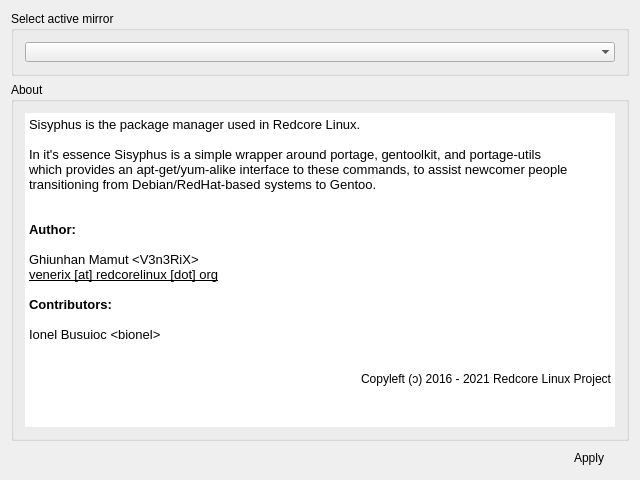
Before: the Qt Designer form src/frontend/gui/ui/mirrorcfg.ui in redcorelinux/sisyphus, drawn with Qt 5.
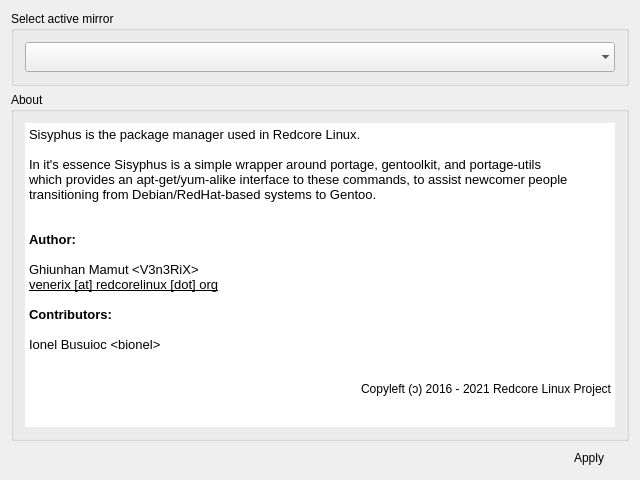
After: the same form once the commit is applied. Icons and pictures are not drawn.

Commit message: adjust some widget sizes to be uniform across the board

Patch:
```diff
--- a/src/frontend/gui/ui/mirrorcfg.ui
+++ b/src/frontend/gui/ui/mirrorcfg.ui
@@ -36,12 +36,30 @@
    <layout class="QVBoxLayout" name="verticalLayout">
     <item>
      <widget class="QGroupBox" name="mirrorGroupBox">
+      <property name="minimumSize">
+       <size>
+        <width>0</width>
+        <height>0</height>
+       </size>
+      </property>
       <property name="title">
        <string>Select active mirror</string>
       </property>
       <layout class="QHBoxLayout" name="horizontalLayout_3">
        <item>
         <widget class="QComboBox" name="mirrorCombo">
+         <property name="minimumSize">
+          <size>
+           <width>0</width>
+           <height>30</height>
+          </size>
+         </property>
+         <property name="maximumSize">
+          <size>
+           <width>16777215</width>
+           <height>30</height>
+          </size>
+         </property>
          <property name="currentText">
           <string notr="true"/>
          </property>
```
The commit also changes 1 other file.
